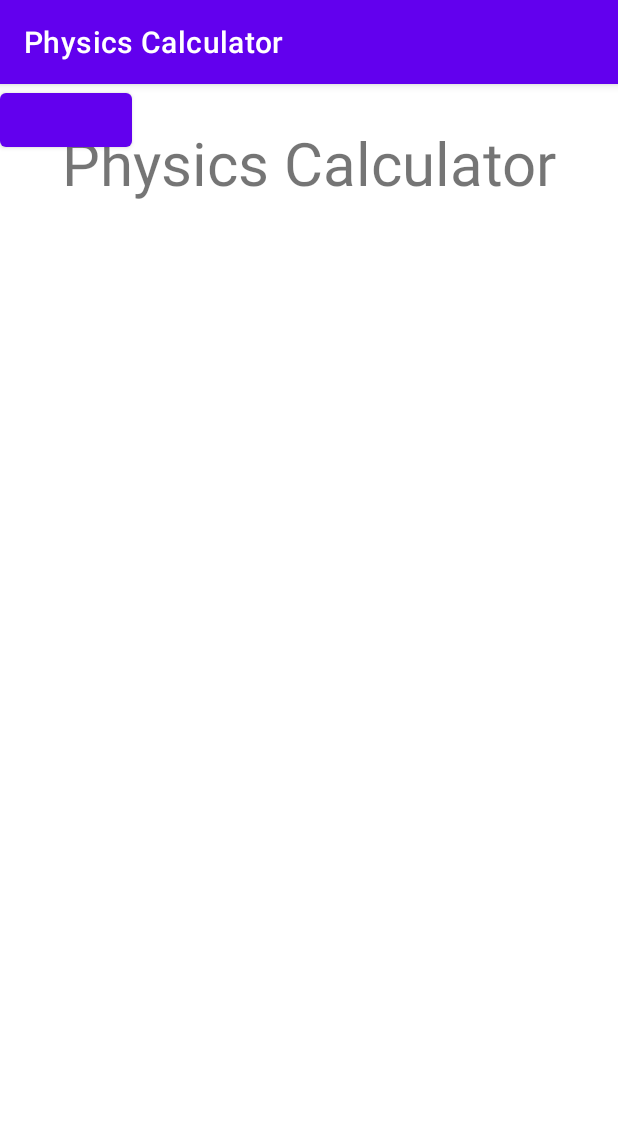
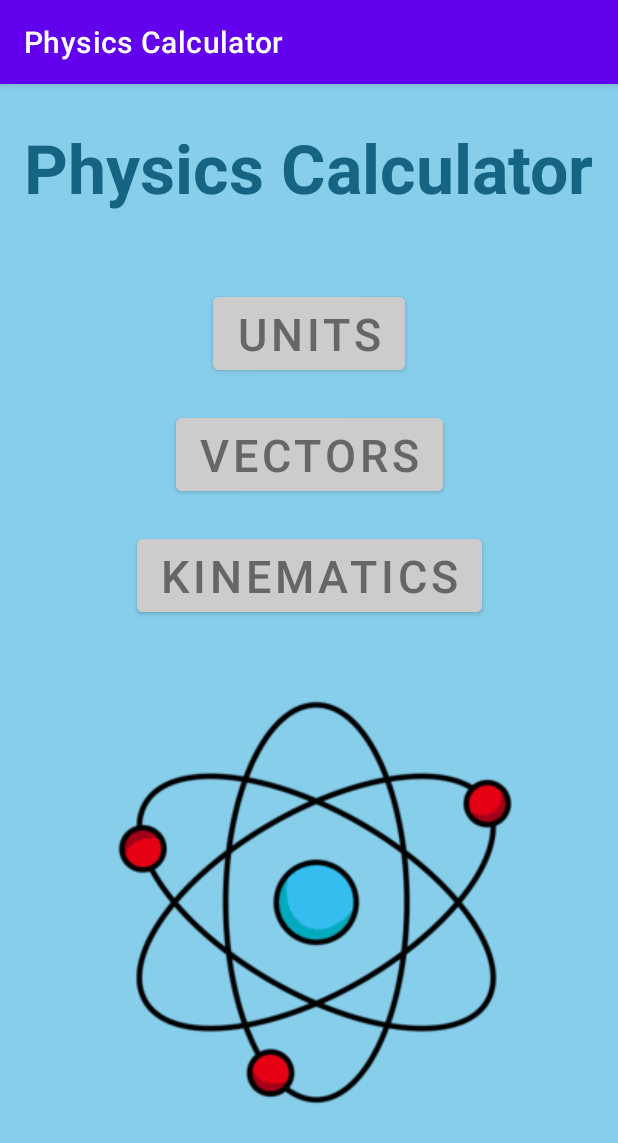
Before and after one commit to cshoe12/PhysicsCalculator, an Android app: the screen it shows after launch (MainActivity), on a phone screen of 412 x 824 dp. Shown: the top 1143 px of the screen. Run offline under Robolectric (Android 15) with nearby library versions, the phone set to English and light mode, and no system bars.

Commit message:
UI stuff

```diff
--- a/app/src/main/res/layout/fragment_home_page.xml
+++ b/app/src/main/res/layout/fragment_home_page.xml
@@ -4,6 +4,7 @@
     xmlns:tools="http://schemas.android.com/tools"
     android:layout_width="match_parent"
     android:layout_height="match_parent"
+    android:background="@color/home_background_blue"
     tools:context=".HomePage">
 
     <!-- TODO: Update blank fragment layout -->
@@ -11,9 +12,11 @@
         android:id="@+id/home_title_textView"
         android:layout_width="wrap_content"
         android:layout_height="wrap_content"
+        android:layout_marginTop="25dp"
         android:text="Physics Calculator"
-        android:textSize="40sp"
-        android:layout_marginTop="25dp"
+        android:textSize="45sp"
+        android:textStyle="bold"
+        android:textColor ="@color/home_title_blue"
         app:layout_constraintEnd_toEndOf="parent"
         app:layout_constraintStart_toStartOf="parent"
         app:layout_constraintTop_toTopOf="parent" />
@@ -21,7 +24,55 @@
     <Button
         android:id="@+id/units_button"
         android:layout_width="wrap_content"
-        android:layout_height="wrap_content"/>
+        android:layout_height="wrap_content"
+        android:text="Units"
+        android:textColor="@color/home_buttonText_grey"
+        android:backgroundTint="@color/home_button_grey"
+        android:textSize="30sp"
+        android:layout_marginTop="50dp"
+        app:layout_constraintBottom_toTopOf="@+id/vectors_button"
+        app:layout_constraintEnd_toEndOf="parent"
+        app:layout_constraintStart_toStartOf="parent"
+        app:layout_constraintTop_toBottomOf="@+id/home_title_textView"
+        app:layout_constraintVertical_chainStyle="packed" />
+
+    <Button
+        android:id="@+id/vectors_button"
+        android:layout_width="wrap_content"
+        android:layout_height="wrap_content"
+        android:text="Vectors"
+        android:textSize="30sp"
+        android:textColor="@color/home_buttonText_grey"
+        android:backgroundTint="@color/home_button_grey"
+        android:layout_marginTop="20dp"
+        app:layout_constraintBottom_toTopOf="@+id/kinematics_button"
+        app:layout_constraintEnd_toEndOf="parent"
+        app:layout_constraintStart_toStartOf="parent"
+        app:layout_constraintTop_toBottomOf="@+id/units_button" />
+
+    <Button
+        android:id="@+id/kinematics_button"
+        android:layout_width="wrap_content"
+        android:layout_height="wrap_content"
+        android:text="Kinematics"
+        android:textSize="30sp"
+        android:textColor="@color/home_buttonText_grey"
+        android:backgroundTint="@color/home_button_grey"
+        android:layout_marginTop="20dp"
+        app:layout_constraintEnd_toEndOf="parent"
+        app:layout_constraintStart_toStartOf="parent"
+        app:layout_constraintTop_toBottomOf="@+id/vectors_button" />
+
+    <ImageView
+        android:id="@+id/imageView4"
+        android:layout_width="wrap_content"
+        android:layout_height="wrap_content"
+        android:src="@drawable/atom_pt4"
+        android:layout_marginTop="20dp"
+
+        app:layout_constraintEnd_toEndOf="parent"
+        app:layout_constraintStart_toStartOf="parent"
+        app:layout_constraintTop_toBottomOf="@+id/kinematics_button" />
 
 
 </androidx.constraintlayout.widget.ConstraintLayout>
--- a/app/src/main/res/values/colors.xml
+++ b/app/src/main/res/values/colors.xml
@@ -7,4 +7,10 @@
     <color name="teal_700">#FF018786</color>
     <color name="black">#FF000000</color>
     <color name="white">#FFFFFFFF</color>
+
+    <color name="home_background_blue">#87CEEB</color>
+    <color name="home_title_blue">#166483</color>
+    <color name="home_button_grey">#cccccc</color>
+    <color name="home_buttonText_grey">#666666</color>
+
 </resources>
```
Also changed, not shown: app/src/main/res/drawable-v24/atom_pt4.png (added).
